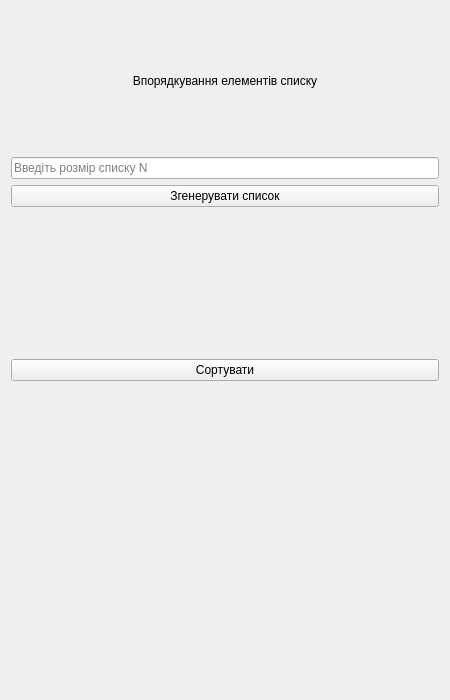
This is lab6/ui/task2_interface.ui in Ihor-Mykytiuk/university-projects as Qt 5 draws it before an edit. The edited form follows.
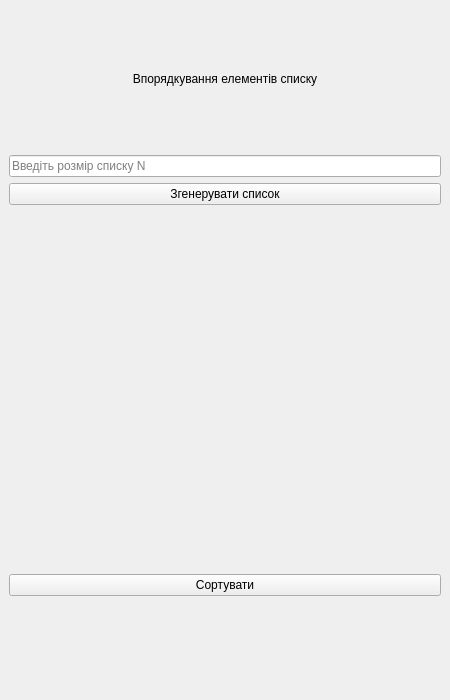
This is the edited form.

What changed in the file:
```diff
--- a/lab6/ui/task2_interface.ui
+++ b/lab6/ui/task2_interface.ui
@@ -1,7 +1,7 @@
 <?xml version="1.0" encoding="UTF-8"?>
 <ui version="4.0">
- <class>Form</class>
- <widget class="QWidget" name="Form">
+ <class>MainWindow</class>
+ <widget class="QMainWindow" name="MainWindow">
   <property name="geometry">
    <rect>
     <x>0</x>
@@ -13,7 +13,8 @@
   <property name="windowTitle">
    <string>Form</string>
   </property>
-  <layout class="QVBoxLayout" name="verticalLayout">
+  <widget class="QWidget" name="centralwidget">
+   <layout class="QVBoxLayout" name="verticalLayout" stretch="2,2,4,2,1">
    <item>
     <widget class="QLabel" name="title">
      <property name="maximumSize">
@@ -62,7 +63,7 @@
      <property name="maximumSize">
       <size>
        <width>16777215</width>
-       <height>140</height>
+        <height>16777215</height>
       </size>
      </property>
      <property name="text">
@@ -88,6 +89,7 @@
     </widget>
    </item>
   </layout>
+  </widget>
  </widget>
  <resources/>
  <connections/>
```
Left out of the diff: 2 changed lines with no effect on the pictures. Lines whose indentation alone changed are shown as unchanged.
